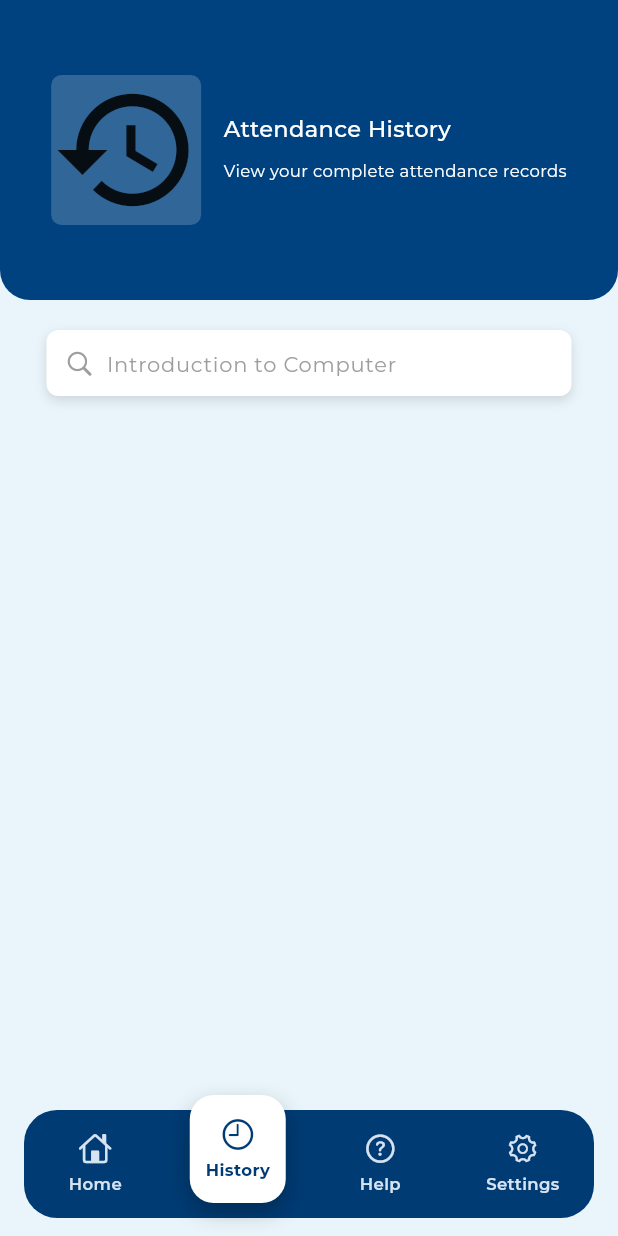
After one commit to Kirbabyee/Attendly, a Flutter app: the Mainshell screen opened directly, item 2 of the bottom bar chosen, on a phone screen of 412 x 824 dp. The commit adds this screen. Run offline on Flutter 3.47's test engine with Material 3 defaults, Android fonts, the phone set to English and light mode, and no system bars; our stand-ins replace camera, material_symbols_icons; missing offline and left inert: google_mlkit_face_detection.

Commit message:
updated navbar and history in progress

```diff
--- a/lib/Student Page/face_verification.dart
+++ b/lib/Student Page/attendance/face_verification.dart
@@ -6,10 +6,10 @@ import 'package:flutter/cupertino.dart';
 import 'package:flutter/foundation.dart';
 import 'package:flutter/material.dart';
 import 'package:camera/camera.dart';
-import 'package:flutter_project_1/Student%20Page/face_verified.dart';
+import 'package:flutter_project_1/Student Page/attendance/face_verified.dart';
 import 'package:google_mlkit_face_detection/google_mlkit_face_detection.dart';
 
-import '../widgets/student_information_card.dart';
+import '../../widgets/student_information_card.dart';
 
 import 'package:flutter_project_1/Student%20Page/dashboard.dart';
 
@@ -230,7 +230,7 @@ class _Face_VerificationState extends State<Face_Verification> {
     return InputImage.fromBytes(bytes: bytes, metadata: metadata);
   }
 
-  // ✅ Mirror + more realistic thresholds (front camera fix)
+  // Mirror + more realistic thresholds (front camera fix)
   bool _isFaceInsideGuide(Rect faceBox, Size imageSize) {
     // Mirror horizontally because front camera preview is mirrored
     final mirroredFaceBox = Rect.fromLTRB(
--- a/lib/Student Page/face_verified.dart
+++ b/lib/Student Page/attendance/face_verified.dart
@@ -1,8 +1,8 @@
 import 'package:flutter/cupertino.dart';
 import 'package:flutter/material.dart';
 
-import '../widgets/student_information_card.dart';
-import 'dashboard.dart';
+import '../../widgets/student_information_card.dart';
+import '../dashboard.dart';
 
 class Face_Verified extends StatefulWidget {
   const Face_Verified({super.key});
--- a/lib/Student Page/dashboard.dart
+++ b/lib/Student Page/dashboard.dart
@@ -1,17 +1,15 @@
 import 'package:flutter/cupertino.dart';
 import 'package:flutter/material.dart';
-import '../widgets/navbar.dart';
 
 class Dashboard extends StatefulWidget {
   const Dashboard({super.key});
 
   @override
   State<Dashboard> createState() => _DashboardState();
+
 }
 
 class _DashboardState extends State<Dashboard> {
-  int _currentIndex = 0; // Set Home selected by default
-
   Widget textBold(tag, name) {
     return Text.rich(
       TextSpan(
@@ -148,7 +146,7 @@ class _DashboardState extends State<Dashboard> {
         child: Column(
           children: [
             Container(
-              height: 300,
+              height: 250,
               decoration: BoxDecoration(
                 color: Color(0xFF004280),
                 borderRadius: BorderRadius.vertical(
@@ -159,23 +157,6 @@ class _DashboardState extends State<Dashboard> {
               padding: EdgeInsets.all(10),
               child: Column(
                 children: [
-                  Row(
-                    mainAxisAlignment: MainAxisAlignment.spaceBetween,
-                    children: [
-                      IconButton(
-                        onPressed: () {},
-                        icon: Icon(CupertinoIcons.line_horizontal_3,
-                            color: Colors.white),
-                      ),
-                      IconButton(
-                        onPressed: () {
-
-                        },
-                        icon: Icon(CupertinoIcons.square_arrow_right,
-                            color: Colors.white),
-                      ),
-                    ],
-                  ),
                   SizedBox(height: 10),
                   Container(
                     margin: EdgeInsets.symmetric(horizontal: 20),
@@ -259,7 +240,6 @@ class _DashboardState extends State<Dashboard> {
                       ),
                     ],
                   ),
-                  SizedBox(height: 12),
                   classCard(
                     'Introduction to Human Computer Interaction',
                     'CCS101',
@@ -290,14 +270,6 @@ class _DashboardState extends State<Dashboard> {
           ],
         ),
       ),
-
-      // ✅ ADD THIS
-      bottomNavigationBar: AttendlyNavBar(
-        currentIndex: _currentIndex,
-        onTap: (i) {
-          setState(() => _currentIndex = i);
-        },
-      ),
     );
   }
 }
--- /dev/null
+++ b/lib/Student Page/help.dart
@@ -0,0 +1,20 @@
+import 'package:flutter/cupertino.dart';
+import 'package:flutter/material.dart';
+
+class Help extends StatefulWidget {
+  const Help({super.key});
+
+  @override
+  State<Help> createState() => _HelpState();
+}
+
+class _HelpState extends State<Help> {
+  @override
+  Widget build(BuildContext context) {
+    return Scaffold(
+      body: SafeArea(
+          child: Text('help'),
+      ),
+    );
+  }
+}
--- /dev/null
+++ b/lib/Student Page/history.dart
@@ -0,0 +1,80 @@
+import 'package:flutter/cupertino.dart';
+import 'package:flutter/material.dart';
+import 'package:material_symbols_icons/material_symbols_icons.dart';
+
+import '../widgets/searchbar.dart';
+
+class History extends StatefulWidget {
+  const History({super.key});
+
+  @override
+  State<History> createState() => _HistoryState();
+}
+
+class _HistoryState extends State<History> {
+
+  @override
+  Widget build(BuildContext context) {
+    return Scaffold(
+      body: SafeArea(
+        child: Column(
+          children: [
+            Container(
+              height: 200,
+              decoration: BoxDecoration(
+                color: Color(0xFF004280),
+                borderRadius: BorderRadius.vertical(
+                  top: Radius.zero,
+                  bottom: Radius.circular(20)
+                )
+              ),
+              child: Row(
+                mainAxisAlignment: MainAxisAlignment.center,
+                crossAxisAlignment: CrossAxisAlignment.center,
+                children: [
+                  Container(
+                    decoration: BoxDecoration(
+                      borderRadius: BorderRadiusGeometry.circular(7),
+                      color: Color(0x30FFFFFF),
+                    ),
+                    child: Icon(
+                      Icons.history_sharp,
+                      size: 100,
+                    ),
+                  ),
+                  SizedBox(width: 15,),
+                  Container(
+                    height: 50,
+                    child: Column(
+                      crossAxisAlignment: CrossAxisAlignment.start,
+                      children: [
+                        Text(
+                          'Attendance History',
+                          style: TextStyle(
+                            fontWeight: FontWeight.w500,
+                            color: Colors.white,
+                            fontSize: 15
+                          ),
+                        ),
+                        SizedBox(height: 10,),
+                        Text(
+                          'View your complete attendance records',
+                          style: TextStyle(
+                            fontSize: 11,
+                            color: Colors.white
+                          ),
+                        )
+                      ],
+                    ),
+                  )
+                ],
+              ),
+            ),
+            SizedBox(height: 20,),
+            AppSearchBar()
+          ],
+        ),
+      ),
+    );
+  }
+}
--- a/lib/Student Page/login.dart
+++ b/lib/Student Page/login.dart
@@ -2,6 +2,7 @@ import 'package:flutter/material.dart';
 import 'package:flutter/services.dart';
 import 'package:flutter_project_1/Student Page/face_registration.dart';
 import 'package:flutter_project_1/Student%20Page/dashboard.dart';
+import 'package:flutter_project_1/Student%20Page/mainshell.dart';
 
 class Login extends StatefulWidget {
   const Login({super.key});
@@ -256,7 +257,7 @@ class _LoginState extends State<Login> {
                             final studentNo = _studentNoController.text;
                             final password = _passwordController.text;
                             Navigator.of(context).pushReplacement(
-                              MaterialPageRoute(builder: (_) => const Dashboard()),
+                              MaterialPageRoute(builder: (_) => const Mainshell()),
                             );
                           }
                         },
--- /dev/null
+++ b/lib/Student Page/mainshell.dart
@@ -0,0 +1,44 @@
+import 'package:flutter/cupertino.dart';
+import 'package:flutter/material.dart';
+import 'package:flutter_project_1/Student%20Page/settings.dart';
+
+import '../widgets/navbar.dart';
+import 'dashboard.dart';
+import 'help.dart';
+import 'history.dart';
+
+class Mainshell extends StatefulWidget {
+  const Mainshell({super.key});
+
+  @override
+  State<Mainshell> createState() => _MainshellState();
+}
+
+class _MainshellState extends State<Mainshell> {
+  int _index = 0; // Home selected by default (match your navbar order)
+
+  final List<Widget> _pages = const [
+    Dashboard(),
+    History(),
+    Help(),
+    Settings()
+  ];
+
+  @override
+  Widget build(BuildContext context) {
+    return Scaffold(
+      body: IndexedStack(
+        index: _index,
+        children: _pages,
+      ),
+      bottomNavigationBar: AttendlyNavBar(
+        currentIndex: _index,
+        onTap: (i) {
+          setState(() {
+            _index = i;
+          });
+        },
+      ),
+    );
+  }
+}
--- /dev/null
+++ b/lib/Student Page/settings.dart
@@ -0,0 +1,20 @@
+import 'package:flutter/cupertino.dart';
+import 'package:flutter/material.dart';
+
+class Settings extends StatefulWidget {
+  const Settings({super.key});
+
+  @override
+  State<Settings> createState() => _SettingsState();
+}
+
+class _SettingsState extends State<Settings> {
+  @override
+  Widget build(BuildContext context) {
+    return Scaffold(
+      body: SafeArea(
+        child: Text('Settings'),
+      ),
+    );
+  }
+}
--- a/lib/main.dart
+++ b/lib/main.dart
@@ -2,8 +2,11 @@
 import 'package:flutter/material.dart';
 import 'package:flutter_project_1/Student Page/login.dart';
 import 'package:flutter_project_1/Student Page/face_registration.dart';
-import 'package:flutter_project_1/Student Page/face_verification.dart';
+import 'package:flutter_project_1/Student%20Page/attendance/face_verification.dart';
 import 'package:flutter_project_1/Student%20Page/dashboard.dart';
+import 'package:flutter_project_1/Student%20Page/help.dart';
+import 'package:flutter_project_1/Student%20Page/history.dart';
+import 'package:flutter_project_1/Student%20Page/settings.dart';
 
 void main() {
   runApp(MaterialApp(
@@ -18,6 +21,9 @@ void main() {
       '/dashboard' : (context) => Dashboard(),
       '/face_registration': (context) => Face_Registration(),
       '/face_verification': (context) => Face_Verification(),
+      '/history': (context) => History(),
+      '/settings': (context) => Settings(),
+      '/help': (context) => Help(),
     },
   )); // MaterialApp
 }
--- /dev/null
+++ b/lib/widgets/searchbar.dart
@@ -0,0 +1,58 @@
+import 'package:flutter/cupertino.dart';
+import 'package:flutter/material.dart';
+
+class AppSearchBar extends StatelessWidget {
+  final String hintText;
+  final ValueChanged<String>? onChanged;
+
+  const AppSearchBar({
+    super.key,
+    this.hintText = 'Introduction to Computer',
+    this.onChanged,
+  });
+
+  @override
+  Widget build(BuildContext context) {
+    return Container(
+      height: 44,
+      width: 350,
+      padding: const EdgeInsets.symmetric(horizontal: 12, vertical: 12),
+      decoration: BoxDecoration(
+        color: Colors.white,
+        borderRadius: BorderRadius.circular(8),
+        boxShadow: const [
+          BoxShadow(
+            color: Colors.black12,
+            blurRadius: 6,
+            offset: Offset(0, 3),
+          ),
+        ],
+      ),
+      child: Row(
+        children: [
+          Container(
+            child: Icon(
+              CupertinoIcons.search,
+              color: Colors.grey,
+              size: 20,
+            ),
+          ),
+          const SizedBox(width: 8),
+          Expanded(
+            child: TextField(
+              onChanged: onChanged,
+              decoration: InputDecoration(
+                hintText: hintText,
+                hintStyle: const TextStyle(
+                  color: Colors.grey,
+                  fontSize: 14,
+                ),
+                border: InputBorder.none,
+              ),
+            ),
+          ),
+        ],
+      ),
+    );
+  }
+}
--- a/lib/widgets/student_information_card.dart
+++ b/lib/widgets/student_information_card.dart
@@ -1,5 +1,6 @@
 import 'package:flutter/cupertino.dart';
 import 'package:flutter/material.dart';
+import 'package:flutter_project_1/Student%20Page/mainshell.dart';
 
 import '../Student Page/dashboard.dart';
 
@@ -45,7 +46,7 @@ class AttendlyBlueHeader extends StatelessWidget {
               IconButton(
                 onPressed: () {
                   Navigator.of(context).pushReplacement(
-                    MaterialPageRoute(builder: (_) => const Dashboard())
+                    MaterialPageRoute(builder: (_) => const Mainshell())
                   );
                 },
                 icon: const Icon(
--- a/pubspec.yaml
+++ b/pubspec.yaml
@@ -30,6 +30,7 @@ environment:
 dependencies:
   flutter:
     sdk: flutter
+  material_symbols_icons: ^4.0.0
 
   camera: ^0.11.0+2
   google_mlkit_face_detection: ^0.13.0
```
Also changed, not shown: lib/widgets/filter_dropdown.dart (added), pubspec.lock.
